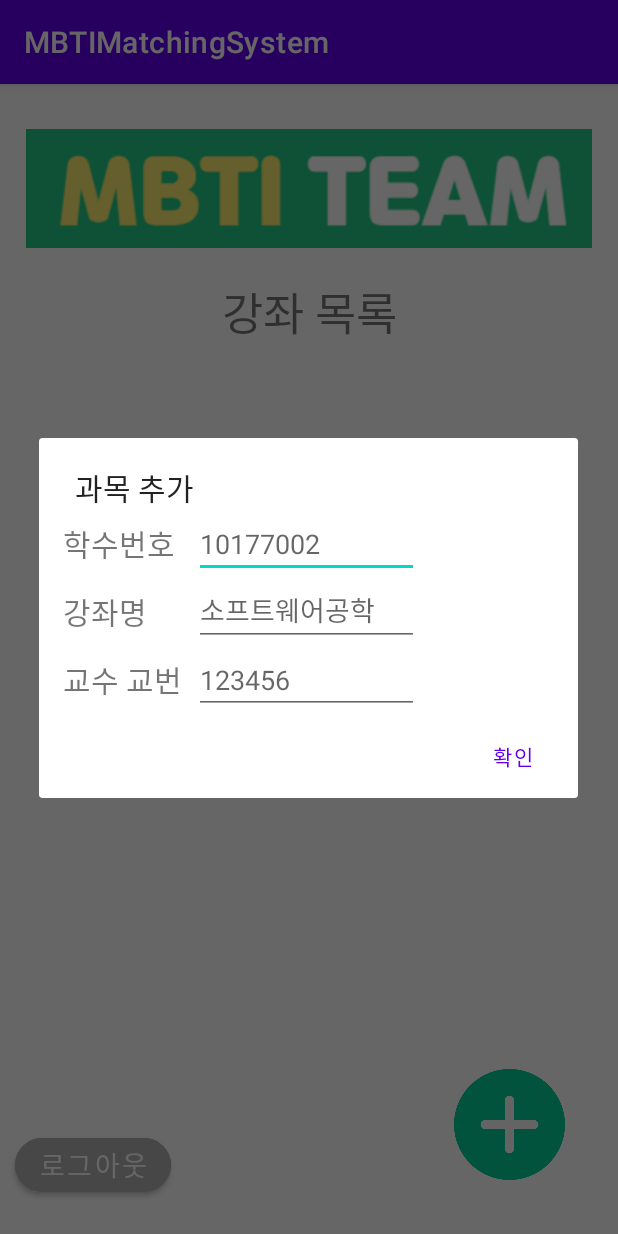
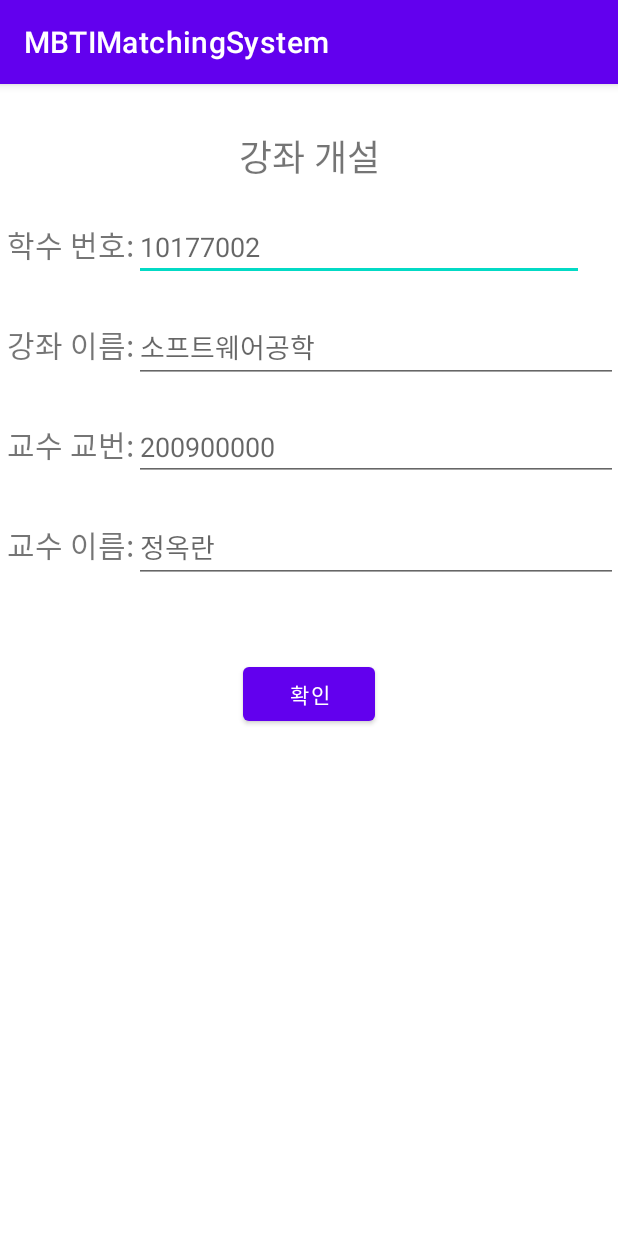
Before and after one commit to teaMBTI/SE_TermProject_teaMBTI, an Android app: the screen it shows after launch once a user with an empty profile is signed in (ListCourseRoom before the commit, AddCourse after it), after a tap on an icon or button, on a phone screen of 412 x 824 dp. Run offline under Robolectric (Android 15) with nearby library versions, the phone set to English and light mode, and no system bars; our stand-ins replace Firebase (no records; nobody signed in at launch, a user with empty details on screens opened directly).

Commit message:
addCorse 가능

```diff
--- a/MBTIMatchingSystem/app/src/main/AndroidManifest.xml
+++ b/MBTIMatchingSystem/app/src/main/AndroidManifest.xml
@@ -11,9 +11,9 @@
         android:roundIcon="@mipmap/ic_launcher_round"
         android:supportsRtl="true"
         android:theme="@style/Theme.MBTIMatchingSystem">
-        <activity android:name=".PopupAddCourse"></activity>
         <activity android:name=".WriteSInformation" />
         <activity android:name=".WritePInformation" />
+        <activity android:name=".AddCourse" />
         <activity android:name=".ListCourseRoom">
             <intent-filter>
                 <action android:name="android.intent.action.MAIN" />
--- /dev/null
+++ b/MBTIMatchingSystem/app/src/main/java/com/seproject/mbtimatchingsystem/AddCourse.java
@@ -0,0 +1,89 @@
+package com.seproject.mbtimatchingsystem;
+
+import android.content.Context;
+import android.content.DialogInterface;
+import android.content.Intent;
+import android.os.Bundle;
+import android.view.LayoutInflater;
+import android.view.View;
+import android.widget.Button;
+import android.widget.EditText;
+import android.widget.LinearLayout;
+import android.widget.Toast;
+
+import androidx.appcompat.app.AlertDialog;
+import androidx.appcompat.app.AppCompatActivity;
+
+import com.google.firebase.auth.FirebaseAuth;
+import com.google.firebase.auth.FirebaseUser;
+import com.google.firebase.database.DatabaseReference;
+import com.google.firebase.database.FirebaseDatabase;
+
+import java.util.HashMap;
+import java.util.Map;
+
+public class AddCourse extends AppCompatActivity {
+
+
+    private DatabaseReference mPostReference;
+    private FirebaseAuth mAuth; //파이어베이스 인스턴스 선언
+    private FirebaseUser mFirebaseUser;
+    public String courseNum;
+    public String courseName;
+    public String pf_id;
+    public String pf_name;
+    EditText courseNum2;
+    EditText courseName2;
+    EditText pf_id2;
+    EditText pf_name2;
+    Button okAddCourseButton;
+
+    @Override
+    protected void onCreate(Bundle savedInstanceState) {
+        super.onCreate(savedInstanceState);
+        setContentView(R.layout.add_course);
+
+        courseNum2 = findViewById(R.id.courseNum);
+        courseName2 = findViewById(R.id.courseName);
+        pf_id2 = findViewById(R.id.pf_id);
+        pf_name2=findViewById(R.id.pf_name);
+        okAddCourseButton =findViewById(R.id.okAddCourseButton);
+
+
+        /* addCourse button listener */
+        okAddCourseButton.setOnClickListener(new View.OnClickListener() { //강좌 개설 확인 버튼
+            @Override
+            public void onClick(View view) {
+                courseNum = courseNum2.getText().toString();
+                courseName = courseName2.getText().toString();
+                pf_id = pf_id2.getText().toString();
+                pf_name = pf_name2.getText().toString();
+
+                Toast.makeText(AddCourse.this, "학수번호: " + courseNum + "\n과목 이름: " + courseName + "\n교수 교번: "+ pf_id + "\n교수 이름: "+ pf_name, Toast.LENGTH_SHORT).show();
+                postDBData(true); //데이터 파이어베이스 입력
+
+                Intent intent = new Intent(getApplicationContext(),ListCourseRoom.class);
+                startActivity(intent);
+                // 중첩을 피하기 위해서 다른 activity 로 갈때 quit activity
+                finish();
+            }
+        });
+
+
+
+    }
+
+
+    private void postDBData(boolean add) {
+        mPostReference = FirebaseDatabase.getInstance().getReference();
+        Map<String, Object> childUpdates = new HashMap<>();
+        Map<String, Object> postValues = null;
+        if (add) {
+            DBData post = new DBData(courseNum, courseName, pf_id, pf_name);
+            postValues = post.toMap();
+        }
+        childUpdates.put("/course_list/" + courseNum, postValues);
+        mPostReference.updateChildren(childUpdates);
+    }
+
+}
--- a/MBTIMatchingSystem/app/src/main/java/com/seproject/mbtimatchingsystem/DBData.java
+++ b/MBTIMatchingSystem/app/src/main/java/com/seproject/mbtimatchingsystem/DBData.java
@@ -7,14 +7,16 @@ public class DBData {
     public String courseNum;
     public String courseName;
     public String pf_id;
+    public String pf_name;
 
     public DBData(){
         // Default constructor required for calls to DataSnapshot.getValue(DBData.class)
     }
-    public DBData(String courseNum, String courseName, String pf_id ){
+    public DBData(String courseNum, String courseName, String pf_id, String pf_name ){
         this.courseNum =  courseNum;
         this.courseName = courseName;
         this.pf_id = pf_id;
+        this.pf_name=pf_name;
     }
 
     public Map<String, Object> toMap() {
@@ -22,6 +24,7 @@ public class DBData {
         result.put("courseNum", courseNum);
         result.put("courseName", courseName);
         result.put("pf_id", pf_id);
+        result.put("pf_name", pf_name);
         return result;
     }
 }
--- a/MBTIMatchingSystem/app/src/main/java/com/seproject/mbtimatchingsystem/ListCourseRoom.java
+++ b/MBTIMatchingSystem/app/src/main/java/com/seproject/mbtimatchingsystem/ListCourseRoom.java
@@ -1,5 +1,6 @@
 package com.seproject.mbtimatchingsystem;
 
+import androidx.annotation.NonNull;
 import androidx.appcompat.app.AlertDialog;
 import androidx.appcompat.app.AppCompatActivity;
 
@@ -9,34 +10,42 @@ import android.content.Intent;
 import android.os.Bundle;
 import android.view.LayoutInflater;
 import android.view.View;
+import android.widget.ArrayAdapter;
 import android.widget.Button;
 import android.widget.EditText;
 import android.widget.ImageButton;
 import android.widget.LinearLayout;
 import android.widget.ListView;
-import android.widget.TextView;
 import android.widget.Toast;
 
 import com.google.firebase.auth.FirebaseAuth;
 import com.google.firebase.auth.FirebaseUser;
 import com.google.firebase.auth.UserInfo;
+import com.google.firebase.database.ChildEventListener;
+import com.google.firebase.database.DataSnapshot;
+import com.google.firebase.database.DatabaseError;
 import com.google.firebase.database.DatabaseReference;
 import com.google.firebase.database.FirebaseDatabase;
+import com.google.firebase.database.ValueEventListener;
 
+import java.util.ArrayList;
 import java.util.HashMap;
+import java.util.List;
 import java.util.Map;
 
 public class ListCourseRoom extends AppCompatActivity {
 
+    private FirebaseDatabase database;
     private DatabaseReference mPostReference;
     private FirebaseAuth mAuth; //파이어베이스 인스턴스 선언
     private FirebaseUser mFirebaseUser;
+    private ChildEventListener mChild;
+    private ListView listView;
+    private ArrayAdapter<String> adapter;
+    List<Object> courseList = new ArrayList<Object>();
+
+    public Button logOutButton;
     ImageButton addCourseButton;
-    public String courseNum;
-    public String courseName;
-    public String pf_id;
-    public Button logOutButton;
-
 
     @Override
     protected void onCreate(Bundle savedInstanceState) {
@@ -55,10 +64,48 @@ public class ListCourseRoom extends AppCompatActivity {
                 for (UserInfo profile : user.getProviderData()) {
                     // 사용자 닉네임 가져오기
                     String name = profile.getDisplayName();
-
                 }
             }
         }
+
+
+
+        //참고자료 메모
+        //중요_레이아웃 동적생성(courseroom들갈때 써야함) https://blog.naver.com/rain483/220812579755
+        /*파이어베이스 데이터 받아서 리스트뷰연결
+        https://angkeum.tistory.com/entry/firebase-android-connect-%ED%8C%8C%EC%9D%B4%EC%96%B4%EB%B2%A0%EC%9D%B4%EC%8A%A4-%EC%95%88%EB%93%9C%EB%A1%9C%EC%9D%B4%EB%93%9C-%EC%97%B0%EA%B2%B0
+        ****  https://steemit.com/kr-dev/@gbgg/firebase-3-firebase
+        */
+
+        //ListView에 목록 세팅
+        ListView listView = (ListView) this.findViewById(R.id.listViewCourseRoom);
+        adapter = new ArrayAdapter<String>( this, android.R.layout.simple_dropdown_item_1line, new ArrayList<String>());
+        listView.setAdapter(adapter);
+
+
+        database= FirebaseDatabase.getInstance();
+        mPostReference=database.getReference("course_list");
+        mPostReference.addListenerForSingleValueEvent(new ValueEventListener() {
+            @Override
+            public void onDataChange(@NonNull DataSnapshot dataSnapshot) {
+                adapter.clear();
+
+                for(DataSnapshot messageData : dataSnapshot.getChildren()){
+                   String course_list = messageData.getValue().toString();
+                    courseList.add(course_list);
+                    adapter.add(course_list);
+                }
+                adapter.notifyDataSetChanged();
+                listView.setSelection(adapter.getCount()-1);
+            }
+
+            @Override
+            public void onCancelled(@NonNull DatabaseError error) {
+            }
+        });
+
+
+
 
         logOutButton = findViewById(R.id.logOutButton); //로그아웃 버튼
         logOutButton.setOnClickListener(new View.OnClickListener() {
@@ -70,77 +117,18 @@ public class ListCourseRoom extends AppCompatActivity {
             });
 
 
-            //ListView생성
-            ListView listView = (ListView) this.findViewById(R.id.listViewCourseRoom);
-            //리스트뷰에 버튼을 넣어 버튼클릭시 강좌에 들어갈 수 있게 만든다.
-
-
-            //수업 검색기능을 넣는게 좋을지도<-꼭 구현을 해야할까?
-            String[] CourseNameArray = {"경제학개론", "졸업작품1", "중국어1", "모바일프로그래밍", "소프트웨어공학", "생명과 나눔", "한국사"};
-            //CustomListAdapter whatever = new CustomListAdapter(getActivity(), nameArray, recordArray);
-            //listViewCourseRoom.setAdapter(whatever);
-
-
-            addCourseButton = findViewById(R.id.addCourseButton);
-            /* addCourse button listener */
-            addCourseButton.setOnClickListener(new View.OnClickListener() {
+        addCourseButton = findViewById(R.id.addCourseButton); //강좌개설 버튼
+        /* addCourse button listener */
+        addCourseButton.setOnClickListener(new View.OnClickListener() {
                 @Override
                 public void onClick(View view) {
-                    showAddCourseDialog(); // AddCourse 팝업창을 띄운다.
-
-
+                    Intent intent = new Intent(getApplicationContext(),AddCourse.class);
+                    startActivity(intent);
+                    // 중첩을 피하기 위해서 다른 activity 로 갈때 quit activity
+                    finish();
+                    //showAddCourseDialog(); // AddCourse 팝업창을 띄운다.
                 }
             });
-
-    }
-
-
-
-
-
-    //참고자료 메모
-    //레이아웃 동적생성(courseroom들갈때 써야함) https://blog.naver.com/rain483/220812579755
-    // 다이얼로그 #1  https://m.blog.naver.com/kittoboy/110133796492
-    // 출처: https://saeatechnote.tistory.com/entry/android안드로이드-Login-dialog만들기 [새아의 테크노트]
-
-
-    private void showAddCourseDialog() {
-
-        //add_course_dialog.xml 불러옴
-        LayoutInflater vi = (LayoutInflater) getSystemService(Context.LAYOUT_INFLATER_SERVICE);
-        LinearLayout addCourseLayout = (LinearLayout) vi.inflate(R.layout.add_course_dialog, null);
-
-        final EditText courseNum2 = (EditText)addCourseLayout.findViewById(R.id.courseNum);
-        final EditText courseName2 = (EditText)addCourseLayout.findViewById(R.id.courseName);
-        final EditText pf_id2 = (EditText)addCourseLayout.findViewById(R.id.pf_id);
-
-        new AlertDialog.Builder(this)
-                .setTitle("과목 추가")
-                .setView(addCourseLayout)
-                .setPositiveButton("확인", new DialogInterface.OnClickListener() {
-            @Override public void onClick(DialogInterface dialog, int which) {
-
-                courseNum = courseNum2.getText().toString();
-                courseName = courseName2.getText().toString();
-                pf_id = pf_id2.getText().toString();
-
-                Toast.makeText(ListCourseRoom.this,
-                        "학수번호 : " + courseNum  + "@n과목명 : " +courseName  + "@n교수 교번 : " +pf_id , Toast.LENGTH_SHORT).show(); } }).show();
-
-                 postDBData(true);
-
-    }
-
-    private void postDBData(boolean add) {
-        mPostReference = FirebaseDatabase.getInstance().getReference();
-        Map<String, Object> childUpdates = new HashMap<>();
-        Map<String, Object> postValues = null;
-        if(add){
-            DBData post = new DBData(courseNum, courseName, pf_id);
-            postValues = post.toMap();
-        }
-        childUpdates.put("/course_list/" + courseNum, postValues);
-        mPostReference.updateChildren(childUpdates);
 
     }
 
@@ -152,8 +140,7 @@ public class ListCourseRoom extends AppCompatActivity {
         FirebaseUser currentUser = mAuth.getCurrentUser();
     }
 
-    private void startLoginActivity()
-    {
+    private void startLoginActivity() {
         Intent intent = new Intent(this, LoginActivity.class);
         startActivity(intent);
     }
@@ -163,5 +150,10 @@ public class ListCourseRoom extends AppCompatActivity {
         Toast.makeText(this, msg, Toast.LENGTH_SHORT).show();
     }
 
-
+    private String cutting(String msg)
+    {
+        //str
+        String result = msg.substring(msg.lastIndexOf("courseNum")+1);
+        return msg;
+    }
 }
--- a/MBTIMatchingSystem/app/src/main/java/com/seproject/mbtimatchingsystem/PopupAddCourse.java
+++ /dev/null
@@ -1,14 +0,0 @@
-package com.seproject.mbtimatchingsystem;
-
-import androidx.appcompat.app.AppCompatActivity;
-
-import android.os.Bundle;
-
-public class PopupAddCourse extends AppCompatActivity {
-
-    @Override
-    protected void onCreate(Bundle savedInstanceState) {
-        super.onCreate(savedInstanceState);
-        setContentView(R.layout.add_course_dialog);
-    }
-}
--- a/MBTIMatchingSystem/app/src/main/res/layout/activity_list_course_room.xml
+++ b/MBTIMatchingSystem/app/src/main/res/layout/activity_list_course_room.xml
@@ -31,7 +31,7 @@
     <ListView
         android:id="@+id/listViewCourseRoom"
         android:layout_width="wrap_content"
-        android:layout_height="400dp"
+        android:layout_height="300dp"
         android:layout_below="@+id/courseRoom"
         android:layout_marginStart="30dp"
         android:layout_marginTop="30dp"
@@ -43,16 +43,15 @@
 
     <ImageButton
         android:id="@+id/addCourseButton"
-        android:layout_width="74dp"
-        android:layout_height="74dp"
-        android:layout_alignParentEnd="true"
+        android:layout_width="66dp"
+        android:layout_height="85dp"
+        android:layout_below="@id/listViewCourseRoom"
         android:layout_alignParentBottom="true"
         android:layout_marginStart="300dp"
-        android:layout_marginEnd="35dp"
-        android:layout_marginBottom="37dp"
+        android:layout_marginEnd="0dp"
+        android:layout_marginBottom="20dp"
         android:background="@android:color/transparent"
-        android:padding="0sp"
-        android:scaleType="centerCrop"
+        android:scaleType="centerInside"
         app:srcCompat="@drawable/plus" />
 
     <Button
@@ -62,7 +61,7 @@
         android:layout_alignParentBottom="true"
         android:layout_marginLeft="10dp"
         android:layout_marginTop="30dp"
-        android:layout_marginBottom="23dp"
+        android:layout_marginBottom="20dp"
         android:backgroundTint="#B1B1B1"
         android:text="로그아웃"
         android:textColor="#FFFFFF"
--- /dev/null
+++ b/MBTIMatchingSystem/app/src/main/res/layout/add_course.xml
@@ -0,0 +1,103 @@
+<?xml version="1.0" encoding="utf-8"?>
+<LinearLayout
+    xmlns:android="http://schemas.android.com/apk/res/android"
+    android:layout_width="match_parent"
+    android:layout_height="match_parent"
+    android:orientation="vertical">
+    <TextView
+        android:layout_width="match_parent"
+        android:layout_height="wrap_content"
+        android:textSize="24sp"
+        android:text="강좌 개설"
+        android:gravity="center_horizontal"
+        android:layout_marginTop="30dp"/>
+
+
+    <LinearLayout
+        android:layout_width="match_parent"
+        android:layout_height="wrap_content"
+        android:orientation="horizontal">
+    <TextView
+        android:layout_width="wrap_content"
+        android:layout_height="wrap_content"
+        android:layout_marginTop="20dp"
+        android:gravity="left"
+        android:text=" 학수 번호:"
+        android:textSize="20dp" />
+
+        <EditText
+            android:id="@+id/courseNum"
+            android:layout_width="300dp"
+            android:layout_height="wrap_content"
+            android:layout_marginTop="20dp"
+            android:hint="10177002" />
+    </LinearLayout>
+
+    <LinearLayout
+        android:layout_width="match_parent"
+        android:layout_height="wrap_content"
+        android:orientation="horizontal">
+        <TextView
+            android:layout_width="wrap_content"
+            android:layout_height="wrap_content"
+            android:layout_marginTop="20dp"
+            android:gravity="left"
+            android:text=" 강좌 이름:"
+            android:textSize="20dp" />
+          <EditText
+             android:id="@+id/courseName"
+             android:layout_width="match_parent"
+             android:layout_height="wrap_content"
+             android:hint="소프트웨어공학"
+             android:layout_marginTop="20dp"/>
+    </LinearLayout>
+
+    <LinearLayout
+        android:layout_width="match_parent"
+        android:layout_height="wrap_content"
+        android:orientation="horizontal">
+        <TextView
+            android:layout_width="wrap_content"
+            android:layout_height="wrap_content"
+            android:layout_marginTop="20dp"
+            android:gravity="left"
+            android:text=" 교수 교번:"
+            android:textSize="20dp" />
+        <EditText
+            android:id="@+id/pf_id"
+            android:layout_width="match_parent"
+            android:layout_height="wrap_content"
+            android:hint="200900000"
+            android:layout_marginTop="20dp"/>
+    </LinearLayout>
+
+    <LinearLayout
+        android:layout_width="match_parent"
+        android:layout_height="wrap_content"
+        android:orientation="horizontal">
+        <TextView
+            android:layout_width="wrap_content"
+            android:layout_height="wrap_content"
+            android:layout_marginTop="20dp"
+            android:gravity="left"
+            android:text=" 교수 이름:"
+            android:textSize="20dp" />
+        <EditText
+            android:id="@+id/pf_name"
+            android:layout_width="match_parent"
+            android:layout_height="wrap_content"
+            android:hint="정옥란"
+            android:layout_marginTop="20dp"/>
+    </LinearLayout>
+
+
+
+    <Button
+        android:id="@+id/okAddCourseButton"
+        android:layout_width="wrap_content"
+        android:layout_height="wrap_content"
+        android:layout_gravity="center"
+        android:layout_marginTop="50dp"
+        android:text="확인"/>
+
+</LinearLayout>
--- a/MBTIMatchingSystem/app/src/main/res/layout/add_course_dialog.xml
+++ /dev/null
@@ -1,64 +0,0 @@
-<?xml version="1.0" encoding="utf-8"?>
-<LinearLayout xmlns:android="http://schemas.android.com/apk/res/android"
-    xmlns:app="http://schemas.android.com/apk/res-auto"
-    xmlns:tools="http://schemas.android.com/tools"
-    android:layout_width="match_parent"
-    android:layout_height="match_parent"
-    android:orientation="horizontal"
-    tools:context=".PopupAddCourse">
-
-
-    <LinearLayout
-        android:layout_width="wrap_content"
-        android:layout_height="match_parent"
-        android:orientation="vertical">
-        <TextView
-            android:layout_width="wrap_content"
-            android:layout_height="45dp"
-            android:layout_marginStart="16dp"
-            android:text="학수번호"
-            android:textSize="20sp"
-            android:gravity="center"/>
-        <TextView
-            android:layout_width="wrap_content"
-            android:layout_height="45dp"
-            android:layout_marginStart="16dp"
-            android:text="강좌명"
-            android:textSize="20sp"
-            android:gravity="center"/>
-        <TextView
-            android:layout_width="wrap_content"
-            android:layout_height="45dp"
-            android:layout_marginStart="16dp"
-            android:text="교수 교번"
-            android:textSize="20sp"
-            android:gravity="center"/>
-    </LinearLayout>
-
-
-    <LinearLayout
-        android:layout_width="wrap_content"
-        android:layout_height="match_parent"
-        android:orientation="vertical">
-        <EditText
-            android:id="@+id/courseNum"
-            android:layout_width="150dp"
-            android:layout_height="45dp"
-            android:layout_marginStart="8dp"
-            android:hint="10177002"/>
-        <EditText
-            android:id="@+id/courseName"
-            android:layout_width="150dp"
-            android:layout_height="45dp"
-            android:layout_marginStart="8dp"
-            android:hint="소프트웨어공학" />
-        <EditText
-            android:id="@+id/pf_id"
-            android:layout_width="150dp"
-            android:layout_height="45dp"
-            android:layout_marginStart="8dp"
-            android:hint="123456" />
-    </LinearLayout>
-
-
-</LinearLayout>
```
